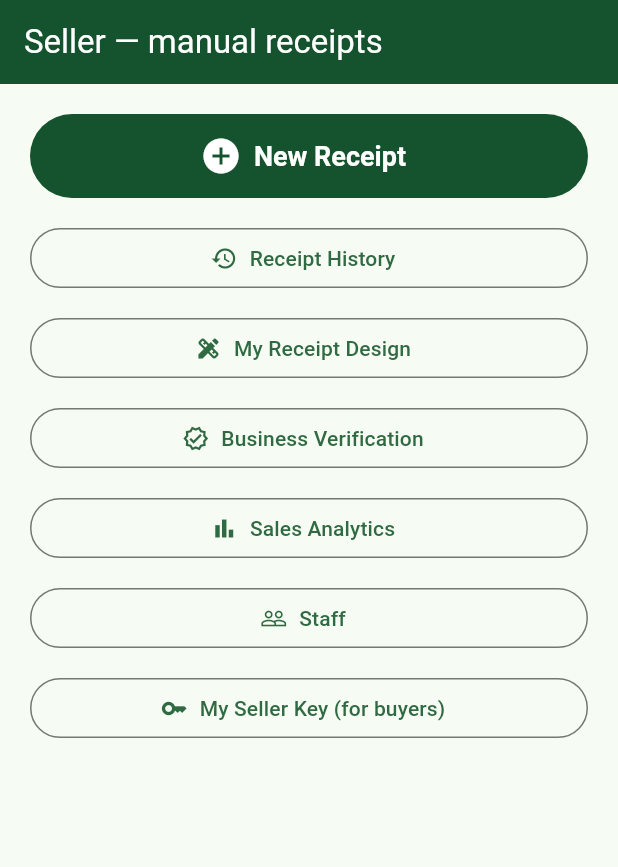
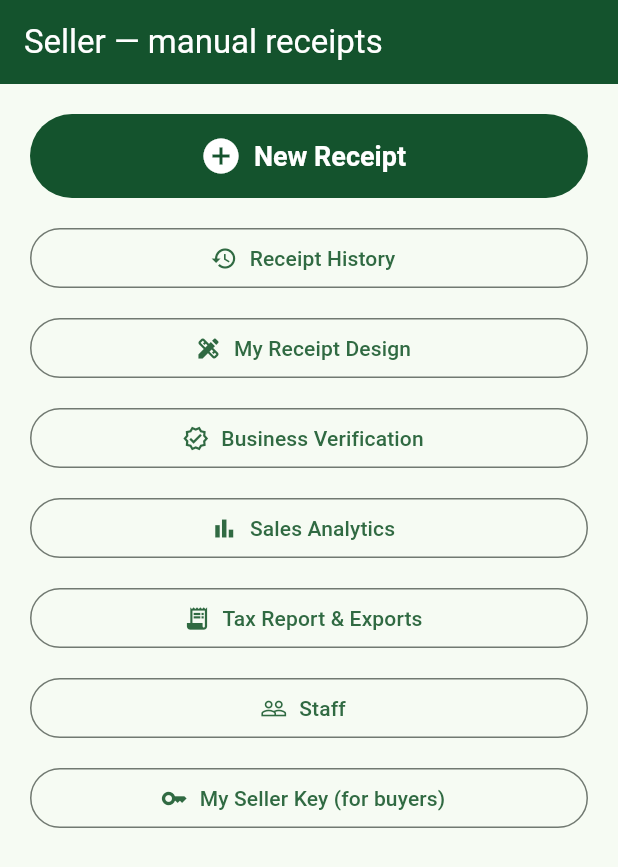
Before and after one commit to BuiltByDennis/CA, a Flutter app: the ManualDashboard screen opened by its route, on a phone screen of 412 x 824 dp. Shown: the top 867 px of the screen. Run offline on Flutter 3.47's test engine with Material 3 defaults, Android fonts, the phone set to English and light mode, and no system bars; our stand-ins replace drift, flutter_riverpod, flutter_secure_storage, go_router, image_picker, permission_handler and 3 more; missing offline and left inert: cryptography, esc_pos_utils_plus, google_mlkit_text_recognition, mobile_scanner, print_bluetooth_thermal; accounts and stored records are empty; generated files the repository leaves out were written again.

Commit message:
CA update: lib/features/seller_manual/manual_dashboard.dart

```diff
--- a/lib/features/seller_manual/manual_dashboard.dart
+++ b/lib/features/seller_manual/manual_dashboard.dart
@@ -43,6 +43,14 @@ class ManualDashboard extends StatelessWidget {
               onPressed: () => context.go('/seller/analytics'),
             ),
           ],
+          if (staff_logic.canViewAnalytics(SessionService.currentRole)) ...[
+            const SizedBox(height: 12),
+            OutlinedButton.icon(
+              icon: const Icon(Icons.receipt_long),
+              label: const Text('Tax Report & Exports'),
+              onPressed: () => context.go('/seller/tax'),
+            ),
+          ],
           if (staff_logic.canManageStaff(SessionService.currentRole)) ...[
             const SizedBox(height: 12),
             OutlinedButton.icon(
```
